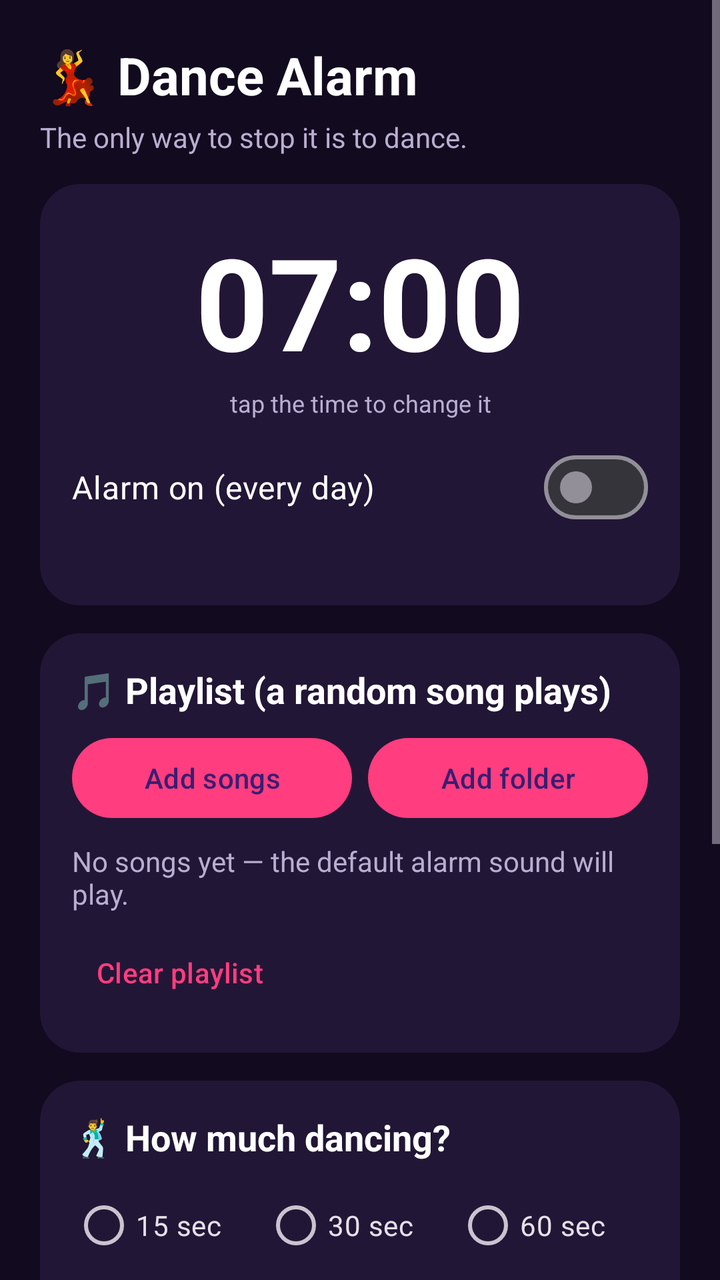
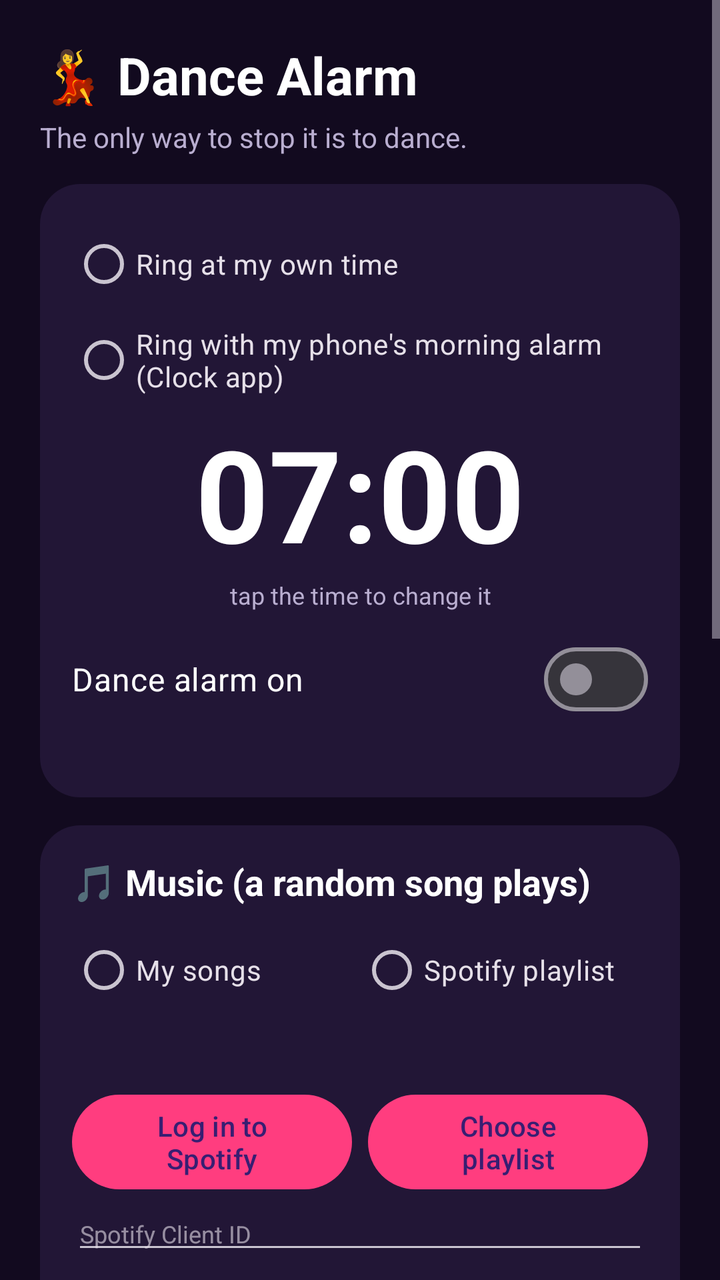

Before-and-after screenshots of an Android layout around one commit, followed by the original layout XML and the change that was made.
<!-- AndroidManifest.xml: application theme Theme.DanceAlarm -->
<!-- res/layout/activity_main.xml -->
<?xml version="1.0" encoding="utf-8"?>
<ScrollView xmlns:android="http://schemas.android.com/apk/res/android"
    android:layout_width="match_parent"
    android:layout_height="match_parent"
    android:fillViewport="true">

    <LinearLayout
        android:layout_width="match_parent"
        android:layout_height="wrap_content"
        android:orientation="vertical"
        android:padding="20dp">

        <TextView
            android:layout_width="wrap_content"
            android:layout_height="wrap_content"
            android:text="💃 Dance Alarm"
            android:textColor="#FFFFFF"
            android:textSize="26sp"
            android:textStyle="bold" />

        <TextView
            android:layout_width="wrap_content"
            android:layout_height="wrap_content"
            android:layout_marginTop="4dp"
            android:text="The only way to stop it is to dance."
            android:textColor="@color/text_dim" />

        
        <LinearLayout style="@style/Card">

            <TextView
                android:id="@+id/timeText"
                android:layout_width="match_parent"
                android:layout_height="wrap_content"
                android:background="?attr/selectableItemBackground"
                android:gravity="center"
                android:text="07:00"
                android:textColor="#FFFFFF"
                android:textSize="64sp"
                android:textStyle="bold" />

            <TextView
                android:layout_width="match_parent"
                android:layout_height="wrap_content"
                android:gravity="center"
                android:text="tap the time to change it"
                android:textColor="@color/text_dim"
                android:textSize="12sp" />

            <com.google.android.material.materialswitch.MaterialSwitch
                android:id="@+id/enabledSwitch"
                android:layout_width="match_parent"
                android:layout_height="wrap_content"
                android:layout_marginTop="10dp"
                android:text="Alarm on (every day)"
                android:textColor="#FFFFFF"
                android:textSize="16sp" />

            <TextView
                android:id="@+id/nextText"
                android:layout_width="wrap_content"
                android:layout_height="wrap_content"
                android:textColor="@color/text_dim" />
        </LinearLayout>

        
        <LinearLayout style="@style/Card">

            <TextView
                style="@style/CardTitle"
                android:text="🎵 Playlist (a random song plays)" />

            <LinearLayout
                android:layout_width="match_parent"
                android:layout_height="wrap_content"
                android:orientation="horizontal">

                <Button
                    android:id="@+id/btnAddSongs"
                    android:layout_width="0dp"
                    android:layout_height="wrap_content"
                    android:layout_weight="1"
                    android:text="Add songs" />

                <Button
                    android:id="@+id/btnAddFolder"
                    android:layout_width="0dp"
                    android:layout_height="wrap_content"
                    android:layout_marginStart="8dp"
                    android:layout_weight="1"
                    android:text="Add folder" />
            </LinearLayout>

            <TextView
                android:id="@+id/songsEmpty"
                android:layout_width="wrap_content"
                android:layout_height="wrap_content"
                android:layout_marginTop="8dp"
                android:text="No songs yet — the default alarm sound will play."
                android:textColor="@color/text_dim" />

            <LinearLayout
                android:id="@+id/songsContainer"
                android:layout_width="match_parent"
                android:layout_height="wrap_content"
                android:layout_marginTop="6dp"
                android:orientation="vertical" />

            <Button
                android:id="@+id/btnClear"
                style="@style/Widget.Material3.Button.TextButton"
                android:layout_width="wrap_content"
                android:layout_height="wrap_content"
                android:text="Clear playlist" />
        </LinearLayout>

        
        <LinearLayout style="@style/Card">

            <TextView
                style="@style/CardTitle"
                android:text="🕺 How much dancing?" />

            <RadioGroup
                android:id="@+id/durationGroup"
                android:layout_width="match_parent"
                android:layout_height="wrap_content"
                android:orientation="horizontal">

                <RadioButton android:id="@+id/rb15" android:layout_width="0dp" android:layout_height="wrap_content" android:layout_weight="1" android:text="15 sec" />
                <RadioButton android:id="@+id/rb30" android:layout_width="0dp" android:layout_height="wrap_content" android:layout_weight="1" android:text="30 sec" />
                <RadioButton android:id="@+id/rb60" android:layout_width="0dp" android:layout_height="wrap_content" android:layout_weight="1" android:text="60 sec" />
            </RadioGroup>

            <TextView
                android:layout_width="wrap_content"
                android:layout_height="wrap_content"
                android:layout_marginTop="8dp"
                android:text="Strictness"
                android:textColor="@color/text_dim" />

            <RadioGroup
                android:id="@+id/difficultyGroup"
                android:layout_width="match_parent"
                android:layout_height="wrap_content"
                android:orientation="horizontal">

                <RadioButton android:id="@+id/rbEasy" android:layout_width="0dp" android:layout_height="wrap_content" android:layout_weight="1" android:text="Chill" />
                <RadioButton android:id="@+id/rbNormal" android:layout_width="0dp" android:layout_height="wrap_content" android:layout_weight="1" android:text="Normal" />
                <RadioButton android:id="@+id/rbHard" android:layout_width="0dp" android:layout_height="wrap_content" android:layout_weight="1" android:text="Hard" />
            </RadioGroup>
        </LinearLayout>

        
        <LinearLayout style="@style/Card">

            <TextView
                style="@style/CardTitle"
                android:text="🔐 Setup" />

            <LinearLayout
                android:id="@+id/permsContainer"
                android:layout_width="match_parent"
                android:layout_height="wrap_content"
                android:orientation="vertical" />
        </LinearLayout>

        <Button
            android:id="@+id/btnTest"
            android:layout_width="match_parent"
            android:layout_height="64dp"
            android:layout_marginTop="18dp"
            android:text="Test the alarm now"
            android:textSize="17sp" />

        <TextView
            android:layout_width="match_parent"
            android:layout_height="wrap_content"
            android:layout_marginTop="8dp"
            android:layout_marginBottom="24dp"
            android:gravity="center"
            android:text="Tip: prop your phone up 2–3 m away so it can see your whole body."
            android:textColor="@color/text_dim"
            android:textSize="12sp" />
    </LinearLayout>
</ScrollView>
<!-- resources referenced by this layout -->
<resources>
  <color name="text_dim">#B9AED0</color>
  <style name="Card">
          <item name="android:layout_width">match_parent</item>
          <item name="android:layout_height">wrap_content</item>
          <item name="android:orientation">vertical</item>
          <item name="android:background">@drawable/card_bg</item>
          <item name="android:padding">16dp</item>
          <item name="android:layout_marginTop">14dp</item>
      </style>
  <style name="CardTitle">
          <item name="android:layout_width">wrap_content</item>
          <item name="android:layout_height">wrap_content</item>
          <item name="android:textSize">18sp</item>
          <item name="android:textStyle">bold</item>
          <item name="android:textColor">#FFFFFF</item>
          <item name="android:layout_marginBottom">8dp</item>
      </style>
  <style name="Theme.DanceAlarm" parent="Theme.Material3.Dark.NoActionBar">
          <item name="colorPrimary">@color/pink</item>
          <item name="colorSecondary">@color/purple</item>
          <item name="android:windowBackground">@color/bg</item>
          <item name="android:statusBarColor">@color/bg</item>
          <item name="android:navigationBarColor">@color/bg</item>
      </style>
  <!-- drawable card_bg (drawable) -->
  <?xml version="1.0" encoding="utf-8"?>
  <shape xmlns:android="http://schemas.android.com/apk/res/android" android:shape="rectangle">
      <solid android:color="@color/card" />
      <corners android:radius="20dp" />
  </shape>
  <color name="pink">#FF3D7F</color>
  <color name="purple">#7B2FF7</color>
  <color name="bg">#120A1F</color>
  <color name="card">#221636</color>
</resources>

<!-- the commit's change to res/layout/activity_main.xml (unified diff, before → after) -->
@@ -28,6 +28,25 @@
         
         <LinearLayout style="@style/Card">
 
+            <RadioGroup
+                android:id="@+id/alarmSourceGroup"
+                android:layout_width="match_parent"
+                android:layout_height="wrap_content"
+                android:orientation="vertical">
+
+                <RadioButton
+                    android:id="@+id/rbOwnTime"
+                    android:layout_width="match_parent"
+                    android:layout_height="wrap_content"
+                    android:text="Ring at my own time" />
+
+                <RadioButton
+                    android:id="@+id/rbPhoneAlarm"
+                    android:layout_width="match_parent"
+                    android:layout_height="wrap_content"
+                    android:text="Ring with my phone's morning alarm (Clock app)" />
+            </RadioGroup>
+
             <TextView
                 android:id="@+id/timeText"
                 android:layout_width="match_parent"
@@ -40,6 +59,7 @@
                 android:textStyle="bold" />
 
             <TextView
+                android:id="@+id/timeHint"
                 android:layout_width="match_parent"
                 android:layout_height="wrap_content"
                 android:gravity="center"
@@ -52,7 +72,7 @@
                 android:layout_width="match_parent"
                 android:layout_height="wrap_content"
                 android:layout_marginTop="10dp"
-                android:text="Alarm on (every day)"
+                android:text="Dance alarm on"
                 android:textColor="#FFFFFF"
                 android:textSize="16sp" />
 
@@ -68,7 +88,74 @@
 
             <TextView
                 style="@style/CardTitle"
-                android:text="🎵 Playlist (a random song plays)" />
+                android:text="🎵 Music (a random song plays)" />
+
+            <RadioGroup
+                android:id="@+id/musicSourceGroup"
+                android:layout_width="match_parent"
+                android:layout_height="wrap_content"
+                android:orientation="horizontal">
+
+                <RadioButton android:id="@+id/rbLocal" android:layout_width="0dp" android:layout_height="wrap_content" android:layout_weight="1" android:text="My songs" />
+                <RadioButton android:id="@+id/rbSpotify" android:layout_width="0dp" android:layout_height="wrap_content" android:layout_weight="1" android:text="Spotify playlist" />
+            </RadioGroup>
+
+            <LinearLayout
+                android:id="@+id/spotifySection"
+                android:layout_width="match_parent"
+                android:layout_height="wrap_content"
+                android:layout_marginTop="8dp"
+                android:orientation="vertical">
+
+                <TextView
+                    android:id="@+id/spotifyStatus"
+                    android:layout_width="match_parent"
+                    android:layout_height="wrap_content"
+                    android:textColor="#FFFFFF"
+                    android:textSize="15sp" />
+
+                <LinearLayout
+                    android:layout_width="match_parent"
+                    android:layout_height="wrap_content"
+                    android:layout_marginTop="6dp"
+                    android:orientation="horizontal">
+
+                    <Button
+                        android:id="@+id/btnSpotifyLogin"
+                        android:layout_width="0dp"
+                        android:layout_height="wrap_content"
+                        android:layout_weight="1"
+                        android:text="Log in to Spotify" />
+
+                    <Button
+                        android:id="@+id/btnChoosePlaylist"
+                        android:layout_width="0dp"
+                        android:layout_height="wrap_content"
+                        android:layout_marginStart="8dp"
+                        android:layout_weight="1"
+                        android:text="Choose playlist" />
+                </LinearLayout>
+
+                <EditText
+                    android:id="@+id/spotifyClientId"
+                    android:layout_width="match_parent"
+                    android:layout_height="wrap_content"
+                    android:hint="Spotify Client ID"
+                    android:importantForAutofill="no"
+                    android:inputType="text"
+                    android:maxLines="1"
+                    android:textColor="@color/text_dim"
+                    android:textSize="12sp" />
+
+                <TextView
+                    android:id="@+id/localTitle"
+                    android:layout_width="wrap_content"
+                    android:layout_height="wrap_content"
+                    android:layout_marginTop="12dp"
+                    android:text="Backup songs — used if Spotify can't play (no internet, etc.)"
+                    android:textColor="@color/text_dim"
+                    android:textSize="13sp" />
+            </LinearLayout>
 
             <LinearLayout
                 android:layout_width="match_parent"
